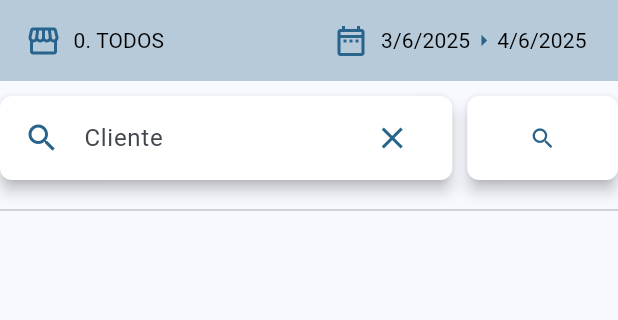
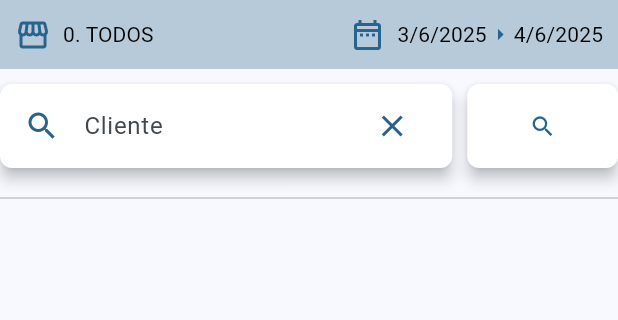
Before and after one commit to DanielPeregrino18/crm, a Flutter app: the screen it shows after launch, on a phone screen of 412 x 824 dp, the part 84-404 px from its top. Run offline on Flutter 3.47's test engine with Material 3 defaults, Android fonts, the phone set to English and light mode, and no system bars; our stand-ins replace after_layout, dio, expandable, flutter_riverpod, flutter_screenutil, fluttertoast and 6 more; missing offline and left inert: dart:ffi; generated files the repository leaves out were written again.

Commit message:
fix: trabajado en solucionar los errores de renderizado.

```diff
--- a/lib/presentation/widgets/menu_almacenes_periodo/menu_almacen_periodo.dart
+++ b/lib/presentation/widgets/menu_almacenes_periodo/menu_almacen_periodo.dart
@@ -24,12 +24,26 @@ class MenuAlmacenPeriodo extends StatelessWidget {
   Widget build(BuildContext context) {
     final List<Widget> elements = [
       // Almacén
-      AlmacenButton(setAlmacen: setAlmacen),
+      Flexible(
+        flex: 1,
+        child: FittedBox(
+          fit: BoxFit.contain,
+          alignment: Alignment.center,
+          child: AlmacenButton(setAlmacen: setAlmacen),
+        ),
+      ),
       // Periodo
-      PeriodoButton(
-        setTipoFecha: setTipoFecha,
-        setFechaInicial: setFechaInicial,
-        setFechaFinal: setFechaFinal,
+      Flexible(
+        flex: 1,
+        child: FittedBox(
+          fit: BoxFit.contain,
+          alignment: Alignment.center,
+          child: PeriodoButton(
+            setTipoFecha: setTipoFecha,
+            setFechaInicial: setFechaInicial,
+            setFechaFinal: setFechaFinal,
+          ),
+        ),
       ),
     ];
 
--- a/lib/presentation/widgets/menu_almacenes_periodo/widgets/almacenes/almacen_button.dart
+++ b/lib/presentation/widgets/menu_almacenes_periodo/widgets/almacenes/almacen_button.dart
@@ -52,6 +52,10 @@ class _AlmacenButtonState extends ConsumerState<AlmacenButton> {
         ref.watch(almacenesVMProvider).almacenesFiltrados;
 
     return TextButton.icon(
+      style: ButtonStyle(
+        padding: WidgetStatePropertyAll(EdgeInsets.all(5)),
+        tapTargetSize: MaterialTapTargetSize.shrinkWrap,
+      ),
       label: Row(
         children: [
           Text(
--- a/lib/presentation/widgets/menu_almacenes_periodo/widgets/periodo/periodo_button.dart
+++ b/lib/presentation/widgets/menu_almacenes_periodo/widgets/periodo/periodo_button.dart
@@ -66,6 +66,10 @@ class _PeriodoButtonState extends State<PeriodoButton> {
     final ColorScheme theme = Theme.of(context).colorScheme;
 
     return TextButton.icon(
+      style: ButtonStyle(
+        padding: WidgetStatePropertyAll(EdgeInsets.all(5)),
+        tapTargetSize: MaterialTapTargetSize.shrinkWrap,
+      ),
       label: Row(
         children: [
           Text(
```
